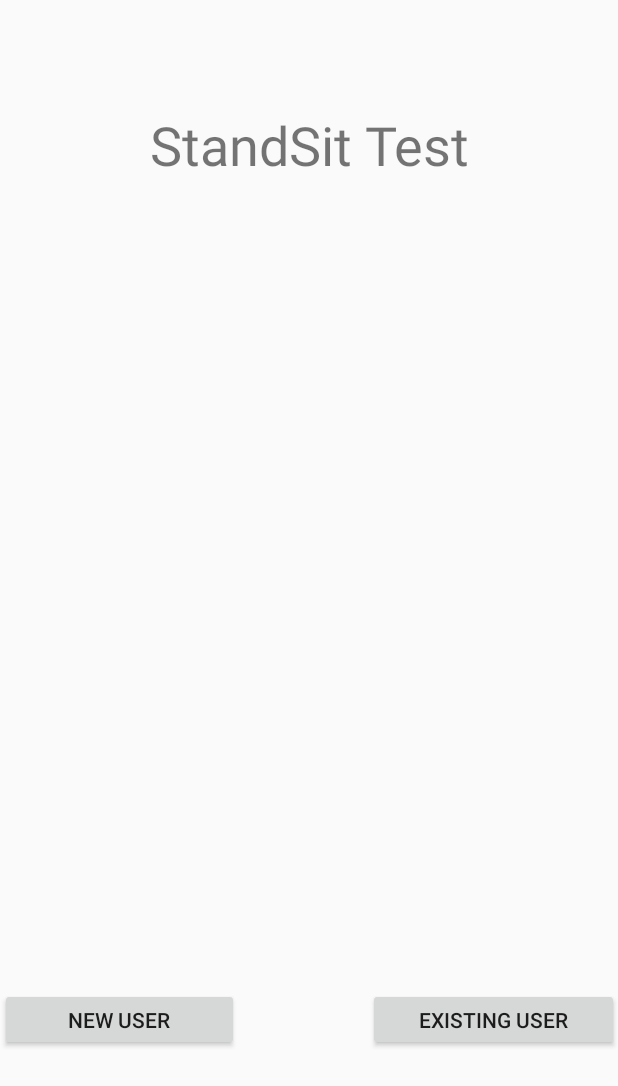
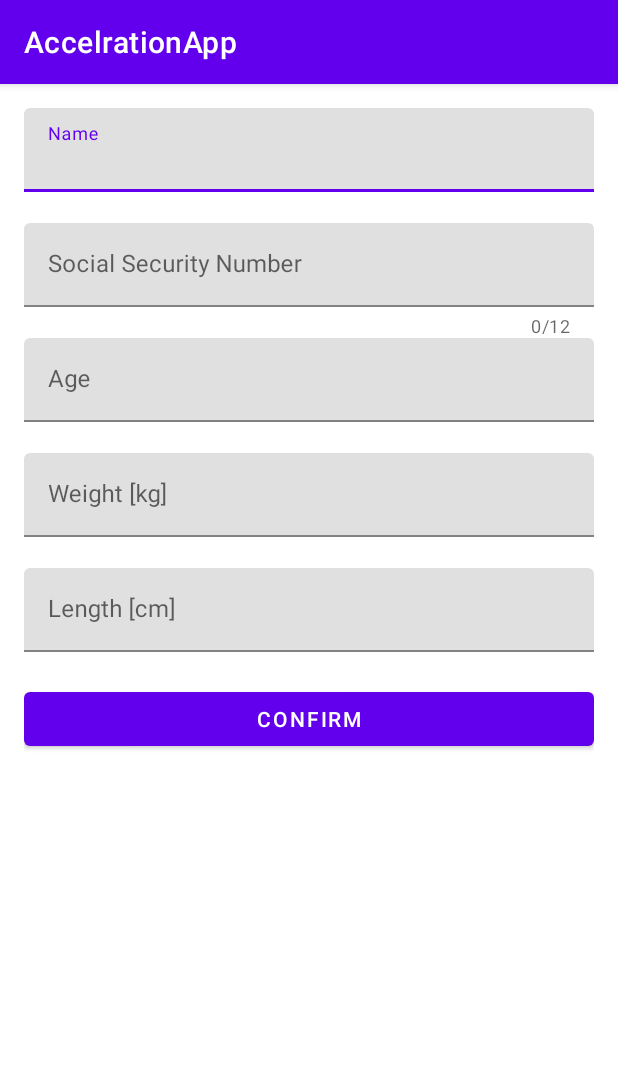
Before and after one commit to AwJindo/AccelrationApp, an Android app: the screen it shows after launch (MainActivity before the commit, Activity_newuser after it), on a phone screen of 412 x 824 dp. Shown: the top 1086 px of the screen. Run offline under Robolectric (Android 15) with nearby library versions, the phone set to English and light mode, and no system bars.

Commit message:
New Activities Layout init

```diff
--- a/app/build.gradle
+++ b/app/build.gradle
@@ -31,7 +31,6 @@ android {
 dependencies {
 
     implementation 'androidx.appcompat:appcompat:1.1.0'
-    implementation 'androidx.appcompat:design:1.1.0'
     implementation 'com.google.android.material:material:1.1.0'
     implementation 'androidx.constraintlayout:constraintlayout:1.1.3'
     testImplementation 'junit:junit:4.+'
--- a/app/src/main/AndroidManifest.xml
+++ b/app/src/main/AndroidManifest.xml
@@ -5,17 +5,21 @@
     <application
         android:allowBackup="true"
         android:icon="@mipmap/ic_launcher"
-
+        android:label="@string/app_name"
         android:roundIcon="@mipmap/ic_launcher_round"
         android:supportsRtl="true"
-        android:theme="@style/Theme.AppCompat.Light.NoActionBar">
-        <activity android:name=".MainActivity">
+        android:theme="@style/Theme.AccelrationApp">
+        <activity android:name=".Activity_newuser">
             <intent-filter>
                 <action android:name="android.intent.action.MAIN" />
 
                 <category android:name="android.intent.category.LAUNCHER" />
             </intent-filter>
         </activity>
+        <activity android:name=".MainActivity">
+
+        </activity>
+
     </application>
 
 </manifest>
--- /dev/null
+++ b/app/src/main/java/com/example/accelrationapp/Activity_newuser.java
@@ -0,0 +1,14 @@
+package com.example.accelrationapp;
+
+import androidx.appcompat.app.AppCompatActivity;
+
+import android.os.Bundle;
+
+public class Activity_newuser extends AppCompatActivity {
+
+    @Override
+    protected void onCreate(Bundle savedInstanceState) {
+        super.onCreate(savedInstanceState);
+        setContentView(R.layout.activity_newuser);
+    }
+}
--- a/app/src/main/res/layout/activity_main.xml
+++ b/app/src/main/res/layout/activity_main.xml
@@ -14,7 +14,7 @@
         android:layout_marginTop="38dp"
         android:layout_marginBottom="669dp"
         android:gravity="center"
-        android:text="@string/standsit_test"
+        android:text="standsit_test"
         android:textSize="36sp"
         app:layout_constraintBottom_toBottomOf="parent"
         app:layout_constraintEnd_toEndOf="parent"
@@ -32,7 +32,7 @@
         android:layout_marginEnd="43dp"
         android:layout_marginRight="43dp"
         android:layout_marginBottom="118dp"
-        android:text="@string/new_user"
+        android:text="new_user"
         app:layout_constraintBottom_toBottomOf="parent"
         app:layout_constraintEnd_toStartOf="@+id/existinguser"
         app:layout_constraintStart_toStartOf="parent"
@@ -48,7 +48,7 @@
         android:layout_marginEnd="24dp"
         android:layout_marginRight="24dp"
         android:layout_marginBottom="118dp"
-        android:text="@string/existing_user"
+        android:text="existing_user"
         app:layout_constraintBottom_toBottomOf="parent"
         app:layout_constraintEnd_toEndOf="parent"
         app:layout_constraintStart_toEndOf="@+id/newuser"
--- /dev/null
+++ b/app/src/main/res/layout/activity_newuser.xml
@@ -0,0 +1,81 @@
+<?xml version="1.0" encoding="utf-8"?>
+<LinearLayout xmlns:android="http://schemas.android.com/apk/res/android"
+    android:layout_width="match_parent"
+    android:layout_height="match_parent"
+    xmlns:app="http://schemas.android.com/apk/res-auto"
+    android:orientation="vertical"
+    android:padding="16dp">
+
+    <com.google.android.material.textfield.TextInputLayout
+        android:id="@+id/text_input_name"
+        android:layout_width="match_parent"
+        android:layout_height="wrap_content"
+        app:errorEnabled="true">
+
+        <com.google.android.material.textfield.TextInputEditText
+            android:layout_width="match_parent"
+            android:layout_height="wrap_content"
+            android:hint="Name"
+            android:inputType="text"/>
+    </com.google.android.material.textfield.TextInputLayout>
+
+    <com.google.android.material.textfield.TextInputLayout
+        android:id="@+id/text_input_socialnumber"
+        android:layout_width="match_parent"
+        android:layout_height="wrap_content"
+        app:counterEnabled="true"
+        app:counterMaxLength="12"
+        app:errorEnabled="true">
+
+        <com.google.android.material.textfield.TextInputEditText
+            android:layout_width="match_parent"
+            android:layout_height="wrap_content"
+            android:hint="Social Security Number"
+            android:inputType="number"/>
+    </com.google.android.material.textfield.TextInputLayout>
+
+    <com.google.android.material.textfield.TextInputLayout
+        android:id="@+id/text_input_age"
+        android:layout_width="match_parent"
+        android:layout_height="wrap_content"
+        app:errorEnabled="true">
+
+        <com.google.android.material.textfield.TextInputEditText
+            android:layout_width="match_parent"
+            android:layout_height="wrap_content"
+            android:hint="Age"
+            android:inputType="number"/>
+    </com.google.android.material.textfield.TextInputLayout>
+
+    <com.google.android.material.textfield.TextInputLayout
+        android:id="@+id/text_input_weight"
+        android:layout_width="match_parent"
+        android:layout_height="wrap_content"
+        app:errorEnabled="true">
+
+        <com.google.android.material.textfield.TextInputEditText
+            android:layout_width="match_parent"
+            android:layout_height="wrap_content"
+            android:hint="Weight [kg]"
+            android:inputType="number"/>
+    </com.google.android.material.textfield.TextInputLayout>
+
+    <com.google.android.material.textfield.TextInputLayout
+        android:id="@+id/text_input_length"
+        android:layout_width="match_parent"
+        android:layout_height="wrap_content"
+        app:errorEnabled="true">
+
+        <com.google.android.material.textfield.TextInputEditText
+            android:layout_width="match_parent"
+            android:layout_height="wrap_content"
+            android:hint="Length [cm]"
+            android:inputType="number"/>
+    </com.google.android.material.textfield.TextInputLayout>
+
+    <Button
+        android:layout_width="match_parent"
+        android:layout_height="wrap_content"
+        android:text="Confirm"
+        android:onClick="confirmInput"/>
+</LinearLayout>
--- a/app/src/main/res/values/strings.xml
+++ b/app/src/main/res/values/strings.xml
@@ -1,13 +1,3 @@
 <resources>
     <string name="app_name">AccelrationApp</string>
-    <string name="standsit_test">StandSit Test</string>
-    <string name="button">Button</string>
-    <string name="button">Button</string>
-    <string name="new_user">New User</string>
-    <string name="existing_user">Existing User</string>
-    <string name="personnumer">Personnumer</string>
-    <string name="namn">Namn</string>
-    <string name="lder">Ålder</string>
-    <string name="vikt">Vikt</string>
-    <string name="personnummer">personnummer</string>
 </resources>
```
